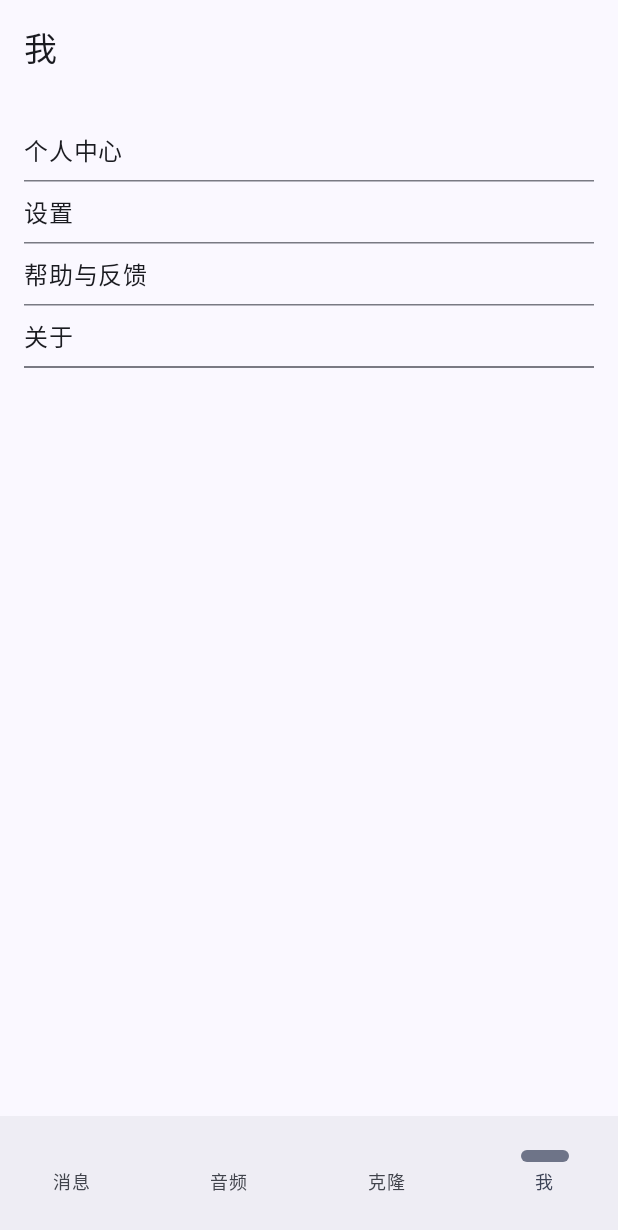
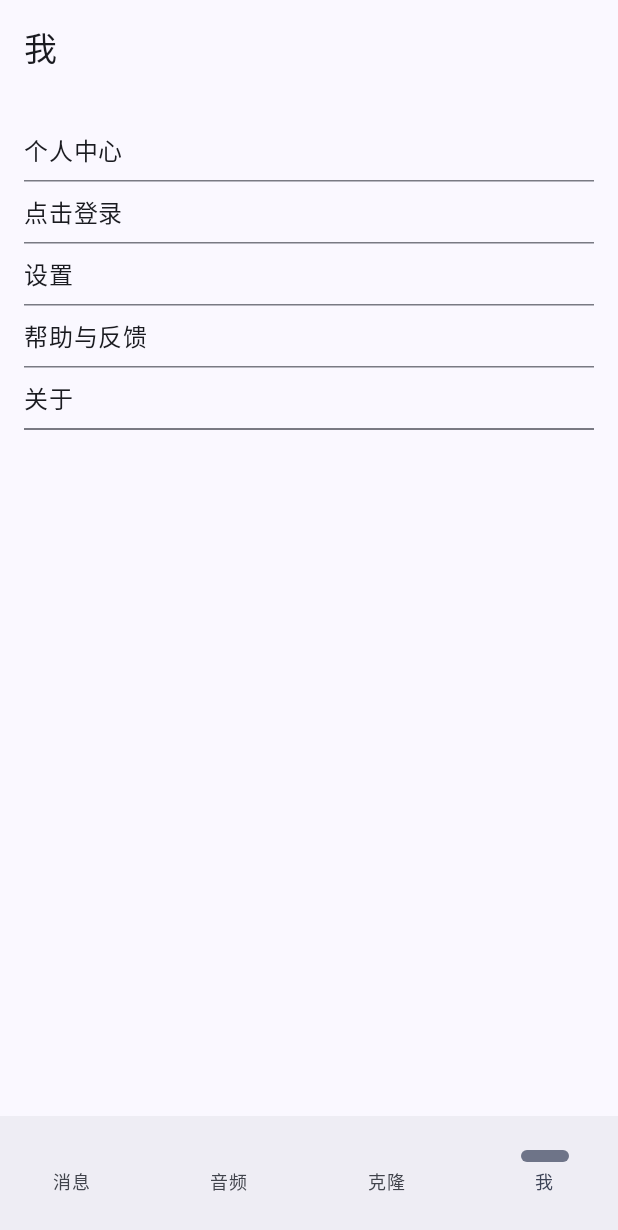
Before and after one commit to phabc001/IMApp, an Android app built with Jetpack Compose: the screen it shows after launch (MainActivity), item 4 of the bottom bar chosen, on a phone screen of 412 x 824 dp. Shown: the top 1230 px of the screen. Run offline under Robolectric (Android 15) with nearby library versions, the phone set to English and light mode, and no system bars.

Commit message:
add basic logi feature

```diff
--- a/app/src/main/java/com/example/imapp/HomeScreen.kt
+++ b/app/src/main/java/com/example/imapp/HomeScreen.kt
@@ -72,7 +72,12 @@ fun HomeScreen(
             NavigationItem.VoiceClone   -> VoiceCloneScreen(
                 Modifier.padding(innerPadding) )
             NavigationItem.Me -> {
-                MeScreen(modifier = Modifier.padding(innerPadding))
+                MeScreen(modifier = Modifier.padding(innerPadding),
+                        onLoginClick = {
+                    navController.navigate("login")  // ✅ 加上这行跳转
+                }
+
+                )
             }
         }
     }
--- /dev/null
+++ b/app/src/main/java/com/example/imapp/data/LoginResponse.kt
@@ -0,0 +1,6 @@
+package com.example.imapp.data
+
+// LoginResponse.kt
+data class LoginResponse(
+    val token: String
+)
--- a/app/src/main/java/com/example/imapp/nav/RootNavGraph.kt
+++ b/app/src/main/java/com/example/imapp/nav/RootNavGraph.kt
@@ -23,5 +23,12 @@ fun RootNavGraph() {
 
         /* 三级：创建音色 */
         composable("voice-create") { VoiceCreateScreen(nav) }
+
+        // ✅ 新增登录页面
+        composable("login") {
+            LoginScreen(onLoginSuccess = {
+                nav.popBackStack()  // 登录成功返回上一页
+            })
+        }
     }
 }
--- a/app/src/main/java/com/example/imapp/ui/screen/MeScreen.kt
+++ b/app/src/main/java/com/example/imapp/ui/screen/MeScreen.kt
@@ -7,13 +7,45 @@ import androidx.compose.material3.HorizontalDivider
 import androidx.compose.material3.Text
 import androidx.compose.runtime.*
 import androidx.compose.ui.Modifier
+import androidx.compose.ui.platform.LocalContext
 import androidx.compose.ui.tooling.preview.Preview
 import androidx.compose.ui.unit.dp
+import com.example.imapp.repository.AuthRepository
 
 @Composable
-fun MeScreen(modifier: Modifier = Modifier) {
+fun MeScreen(modifier: Modifier = Modifier,  onLoginClick: () -> Unit = {}) {
+
+    val context = LocalContext.current
+    var isLoggedIn by remember { mutableStateOf(false) }
+    var username by remember { mutableStateOf("未登录") }
+
+    // 加载用户状态
+    LaunchedEffect(Unit) {
+        val token = AuthRepository.getToken(context)
+        isLoggedIn = !token.isNullOrBlank()
+        username = if (isLoggedIn) "已登录" else "未登录"
+    }
+
     Column(modifier = modifier.fillMaxSize().padding(16.dp)) {
         Text("个人中心", modifier = Modifier.padding(vertical = 8.dp))
+        HorizontalDivider()
+
+        Text(
+            text = if (isLoggedIn) "$username（点击退出）" else "点击登录",
+            modifier = Modifier
+                .fillMaxWidth()
+                .clickable {
+                    if (isLoggedIn) {
+                        AuthRepository.saveToken(context, "") // 清空 Token
+                        isLoggedIn = false
+                        username = "未登录"
+                    } else {
+                        onLoginClick()
+                    }
+                }
+                .padding(vertical = 8.dp)
+        )
+
         HorizontalDivider()
 
         Text("设置", modifier = Modifier
--- a/gradle/libs.versions.toml
+++ b/gradle/libs.versions.toml
@@ -1,5 +1,6 @@
 [versions]
 agp = "8.7.2"
+converterGson = "2.9.0"
 foundation = "1.6.0"
 foundationVersion = "1.5.4"
 kotlin = "2.0.0"
@@ -19,6 +20,7 @@ gson = "2.10"
 materialIconsExtended = "1.4.3"
 navigationComposeVersion = "2.7.6"
 okhttpVersion = "4.11.0"
+retrofit = "2.9.0"
 ui = "1.7.8"
 
 
@@ -35,6 +37,7 @@ androidx-media3-ui = { module = "androidx.media3:media3-ui", version.ref = "medi
 androidx-media3-ui-v150 = { module = "androidx.media3:media3-ui", version.ref = "media3UiVersion" }
 androidx-navigation-compose = { module = "androidx.navigation:navigation-compose", version.ref = "navigationCompose" }
 androidx-navigation-compose-v276 = { module = "androidx.navigation:navigation-compose", version.ref = "navigationComposeVersion" }
+converter-gson = { module = "com.squareup.retrofit2:converter-gson", version.ref = "converterGson" }
 junit = { group = "junit", name = "junit", version.ref = "junit" }
 androidx-junit = { group = "androidx.test.ext", name = "junit", version.ref = "junitVersion" }
 androidx-espresso-core = { group = "androidx.test.espresso", name = "espresso-core", version.ref = "espressoCore" }
@@ -50,6 +53,7 @@ androidx-ui-test-junit4 = { group = "androidx.compose.ui", name = "ui-test-junit
 androidx-material-icons-extended = { group = "androidx.compose.material", name = "material-icons-extended", version.ref = "materialIconsExtended" }
 gson = { group = "com.google.code.gson", name = "gson", version.ref = "gson" }
 okhttp-v4110 = { module = "com.squareup.okhttp3:okhttp", version.ref = "okhttpVersion" }
+retrofit = { module = "com.squareup.retrofit2:retrofit", version.ref = "retrofit" }
 ui = { module = "androidx.compose.ui:ui", version.ref = "ui" }
 
 
```
Also changed, not shown: app/build.gradle.kts (+18 -0 lines), app/src/main/java/com/example/imapp/data/LoginRequest.kt (added, +7 -0 lines), app/src/main/java/com/example/imapp/network/ApiClient.kt (added, +20 -0 lines), app/src/main/java/com/example/imapp/network/ApiService.kt (added, +22 -0 lines), app/src/main/java/com/example/imapp/repository/AuthRepository.kt (added, +50 -0 lines), app/src/main/java/com/example/imapp/ui/screen/LoginScreen.kt (added, +66 -0 lines).
